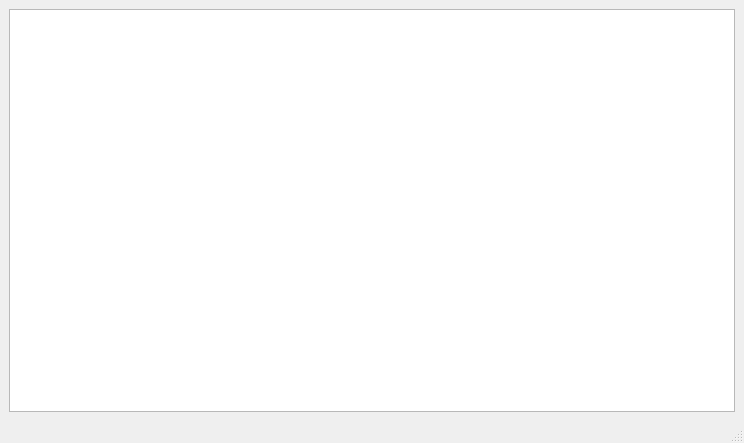
MLGRussianXP/latte-machiato, file main.ui: the form before one commit.
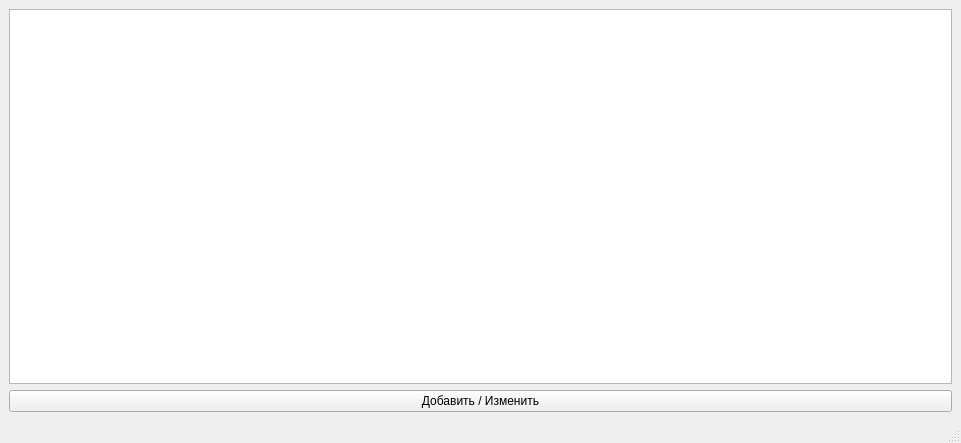
The form after the commit.

Patch:
```diff
--- a/main.ui
+++ b/main.ui
@@ -6,7 +6,7 @@
    <rect>
     <x>0</x>
     <y>0</y>
-    <width>744</width>
+    <width>961</width>
     <height>443</height>
    </rect>
   </property>
@@ -18,6 +18,17 @@
     <item row="0" column="0">
      <widget class="QTableWidget" name="tableWidget"/>
     </item>
+    <item row="1" column="0">
+     <layout class="QHBoxLayout" name="horizontalLayout">
+      <item>
+       <widget class="QPushButton" name="pushButton">
+        <property name="text">
+         <string>Добавить / Изменить</string>
+        </property>
+       </widget>
+      </item>
+     </layout>
+    </item>
    </layout>
   </widget>
   <widget class="QStatusBar" name="statusbar"/>
```
